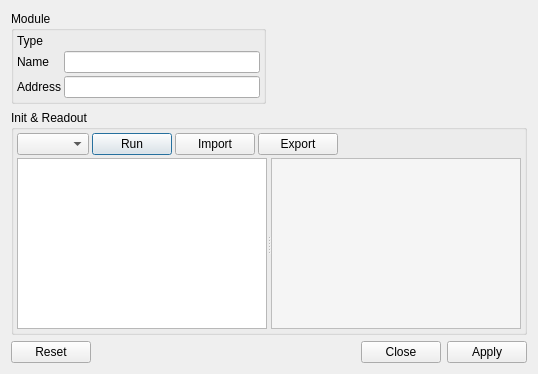
flueke/mvme, file module_config_dialog.ui: the form before one commit.
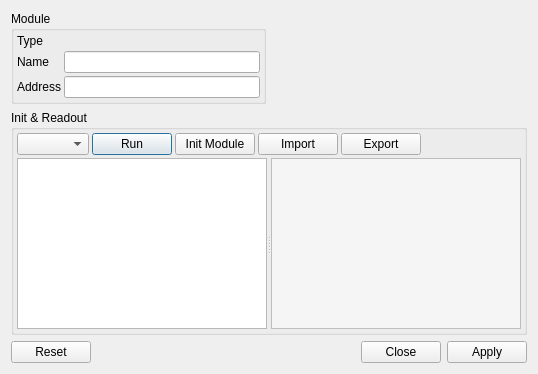
The form after the commit.

Commit message: module config dialog: add ability to run module init commands

The edit to the form file:
```diff
--- a/module_config_dialog.ui
+++ b/module_config_dialog.ui
@@ -50,6 +50,13 @@
           </property>
          </widget>
         </item>
+        <item>
+         <widget class="QPushButton" name="pb_initModule">
+          <property name="text">
+           <string>Init Module</string>
+          </property>
+         </widget>
+        </item>
         <item>
          <widget class="QPushButton" name="pb_load">
           <property name="text">
```
The commit also changes 2 other files.
